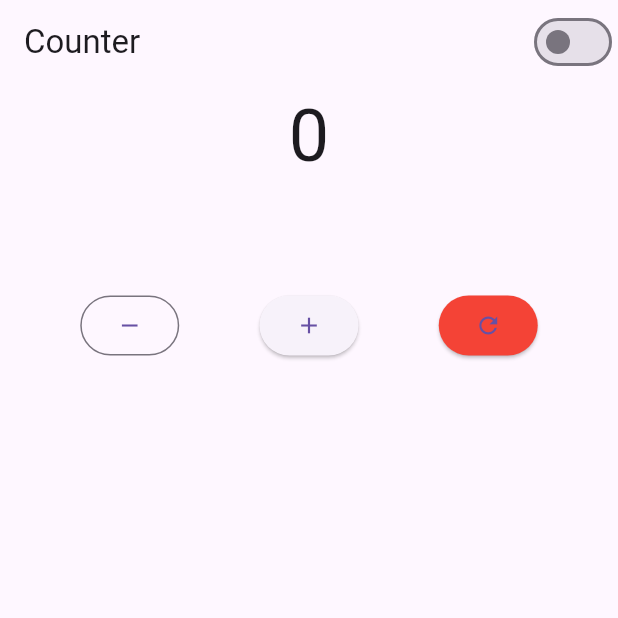
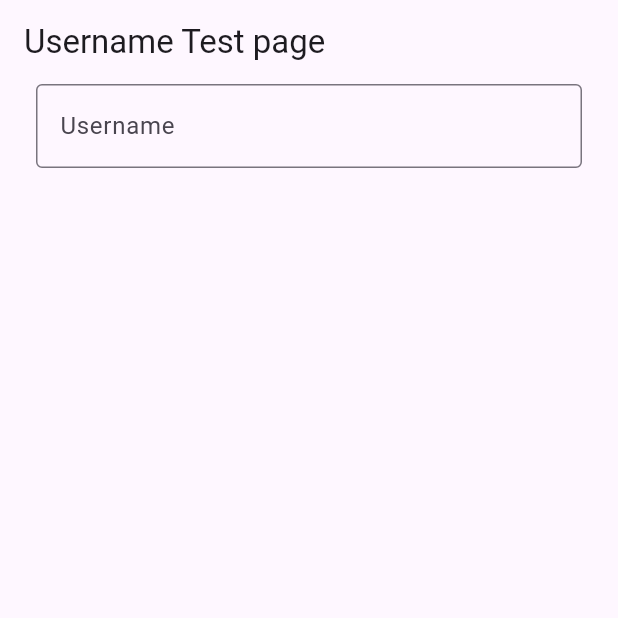
Before and after one commit to crystalz05/tyro-counter, a Flutter app: the screen it shows after launch, on a phone screen of 412 x 824 dp, the top half of it. Run offline on Flutter 3.47's test engine with Material 3 defaults, Android fonts, the phone set to English and light mode, and no system bars; our stand-ins replace flutter_bloc, get_it, go_router, injectable.

Commit message:
Add username validation feature using BLoC
- Implement , , and  to handle username input validation logic.
- Add validation rules for alphanumeric characters and a minimum length of 3 characters.
- Create  with a reactive  that displays validation errors in real-time.
- Update  to include the  route and set it as the initial location.

```diff
--- a/lib/core/app_router.dart
+++ b/lib/core/app_router.dart
@@ -1,16 +1,21 @@
 import 'package:go_router/go_router.dart';
 import 'package:injectable/injectable.dart';
 import 'package:tyro_counter/features/counter/presentation/pages/counter_page.dart';
+import 'package:tyro_counter/features/simple_auth/presentation/pages/username_screen.dart';
 
 @singleton
 class AppRouter {
   final GoRouter router = GoRouter(
-    initialLocation: '/',
+    initialLocation: '/username',
     routes: [
       GoRoute(
         path: '/',
         builder: (context, state) => const CounterPage(),
       ),
+      GoRoute(
+        path: '/username',
+        builder: (context, state) => const UsernameScreen(),
+      ),
     ],
   );
 }
--- /dev/null
+++ b/lib/features/simple_auth/presentation/bloc/simple_event.dart
@@ -0,0 +1,7 @@
+abstract class SimpleEvent {}
+
+class UserNameChanged extends SimpleEvent{
+  final String value;
+
+  UserNameChanged(this.value);
+}
--- /dev/null
+++ b/lib/features/simple_auth/presentation/bloc/simple_state.dart
@@ -0,0 +1,34 @@
+enum UsernameStatus {
+  initial,
+  valid,
+  invalid
+}
+
+class SimpleState {
+
+  final String value;
+  final UsernameStatus status;
+  final String? errorMessage;
+
+  const SimpleState({
+    required this.value,
+    required this.status,
+    this.errorMessage
+  });
+
+  factory SimpleState.initial(){
+    return const SimpleState(value: '', status: UsernameStatus.initial);
+  }
+
+  SimpleState copyWith({
+    String? value,
+    UsernameStatus? status,
+    String? errorMessage
+  }) {
+    return SimpleState(
+        value: value ?? this.value,
+        status: status ?? this.status,
+        errorMessage: errorMessage
+    );
+  }
+}
--- /dev/null
+++ b/lib/features/simple_auth/presentation/pages/username_screen.dart
@@ -0,0 +1,58 @@
+import 'package:flutter/cupertino.dart';
+import 'package:flutter/material.dart';
+import 'package:flutter_bloc/flutter_bloc.dart';
+import 'package:tyro_counter/features/simple_auth/presentation/bloc/simple_bloc.dart';
+import 'package:tyro_counter/features/simple_auth/presentation/bloc/simple_event.dart';
+import 'package:tyro_counter/features/simple_auth/presentation/bloc/simple_state.dart';
+
+class UsernameScreen extends StatelessWidget {
+  const UsernameScreen({super.key});
+
+  @override
+  Widget build(BuildContext context) {
+    return Scaffold(
+      appBar: AppBar(
+        title: Text("Username Test page"),
+      ) ,
+      body: _FormView(),
+    );
+  }
+}
+
+
+class _FormView extends StatelessWidget{
+  @override
+  Widget build(BuildContext context) {
+    return BlocProvider(
+        create: (_)=> SimpleBloc(),
+        child: _FormContent()
+    );
+  }
+}
+
+class _FormContent extends StatelessWidget {
+  @override
+  Widget build(BuildContext context) {
+    return Padding(
+      padding: EdgeInsetsGeometry.symmetric(horizontal: 24),
+      child: Column(
+          children:[
+            BlocBuilder<SimpleBloc, SimpleState>(
+                builder: (context, state){
+                  return TextFormField(
+                    onChanged: (value){
+                      context.read<SimpleBloc>().add(UserNameChanged(value));
+                    },
+                    decoration: InputDecoration(
+                        border: OutlineInputBorder(),
+                        errorText: state.status == UsernameStatus.invalid ? state.errorMessage : null,
+                        labelText: "Username"
+                    ),
+                  );
+                }
+            )
+          ]
+      ),
+    );
+  }
+}
```
Also changed, not shown: lib/features/simple_auth/presentation/bloc/simple_bloc.dart (added, +56 -0 lines).
